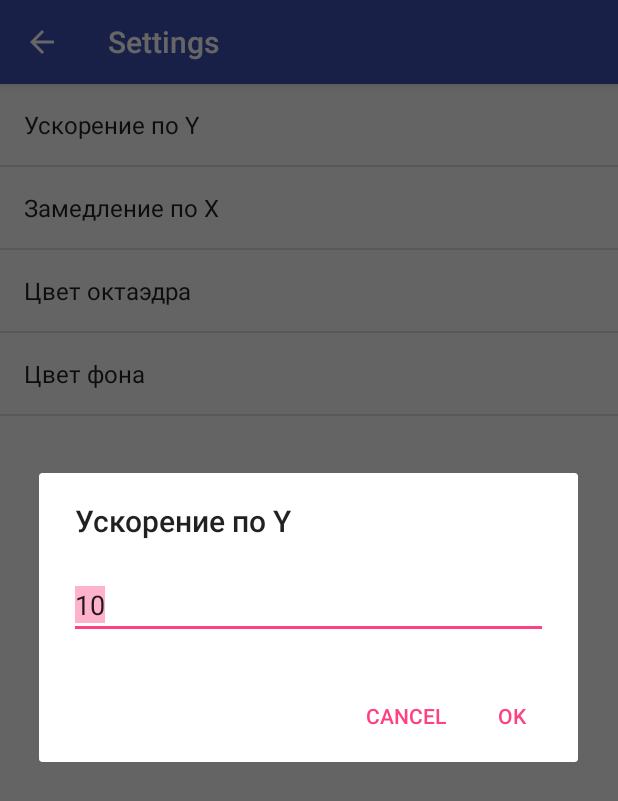
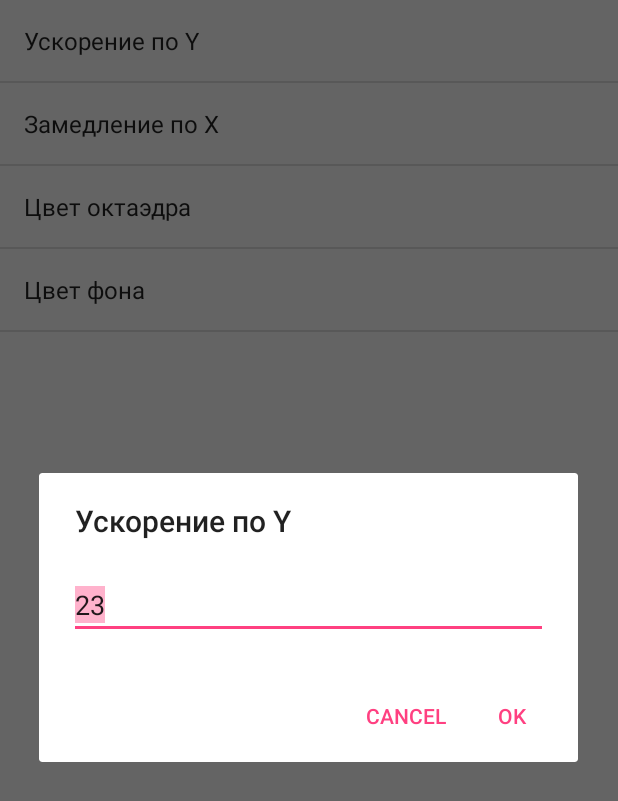
Before and after one commit to sakateka/courseWork, an Android app: the SettingsActivity screen opened directly, with no data from a screen before it, after a tap on "Ускорение по Y", on a phone screen of 412 x 824 dp. Shown: the top 801 px of the screen. Run offline under Robolectric (Android 15) with nearby library versions, the phone set to English and light mode, and no system bars.

Commit message:
complete preferences

```diff
--- a/app/src/main/java/com/example/skacheev/myapplication/SettingsActivity.java
+++ b/app/src/main/java/com/example/skacheev/myapplication/SettingsActivity.java
@@ -1,60 +1,74 @@
 package com.example.skacheev.myapplication;
 
-import android.annotation.TargetApi;
+
 import android.content.Context;
-import android.content.Intent;
-import android.content.res.Configuration;
-import android.media.Ringtone;
-import android.media.RingtoneManager;
-import android.net.Uri;
-import android.os.Build;
+import android.content.SharedPreferences;
 import android.os.Bundle;
 import android.preference.ListPreference;
 import android.preference.Preference;
 import android.preference.PreferenceActivity;
-import android.support.v7.app.ActionBar;
-import android.preference.PreferenceFragment;
-import android.preference.PreferenceManager;
-import android.preference.RingtonePreference;
-import android.text.TextUtils;
-import android.view.MenuItem;
+import android.util.Log;
+import android.widget.Toast;
 
-import java.util.List;
+public class SettingsActivity extends PreferenceActivity
+        implements SharedPreferences.OnSharedPreferenceChangeListener {
 
-public class SettingsActivity extends AppCompatPreferenceActivity {
+    public static final String BOOST_X_KEY = "boost_x_key";
+    public static final String BOOST_Y_KEY = "boost_y_key";
+    public static final String BG_COLOR = "background_color_key";
+    public static final String OH_COLOR = "octahedron_color_key";
+    private static final String TAG = "SettingsActivity";
+    static Context appContext;
 
-    private static Preference.OnPreferenceChangeListener sBindPreferenceSummaryToValueListener = new Preference.OnPreferenceChangeListener() {
-        @Override
-        public boolean onPreferenceChange(Preference preference, Object value) {
-            String stringValue = value.toString();
+    public void onSharedPreferenceChanged(SharedPreferences preferences, String key) {
+        String value = preferences.getString(key, "");
+        Preference pref = findPreference(key);
 
-            if (preference instanceof ListPreference) {
-                ListPreference listPreference = (ListPreference) preference;
-                int index = listPreference.findIndexOfValue(stringValue);
-                preference.setSummary(
-                        index >= 0
-                                ? listPreference.getEntries()[index]
-                                : null);
+        Log.d(TAG, String.format("Got new value %s for preference %s", value, pref));
+        if (key.equals(BG_COLOR) || key.equals(OH_COLOR)) {
+            ListPreference listPreference = (ListPreference) pref;
+            int index = listPreference.findIndexOfValue(value);
+            pref.setSummary(index >= 0 ? listPreference.getEntries()[index]: null);
+        } else {
+            int intValue = -1;
+            try {
+                intValue = Integer.parseInt(value);
 
-            } else {
-                preference.setSummary(stringValue);
+            } catch (NumberFormatException ex) {
+                Log.d(TAG, String.format("Failed to parse %s as integer", value));
             }
-            return true;
+            if (intValue < 1 || intValue > 100) {
+                Log.d(TAG, String.format("Failed to set preference %s to %s", pref, value));
+                Toast.makeText(
+                        appContext,
+                        "Choose something between 1 and 100",
+                        Toast.LENGTH_LONG
+                ).show();
+                return;
+            }
+            pref.setSummary(value);
         }
+        Log.d(TAG, String.format("Set preference %s to %s", pref, value));
     };
 
     @Override
+    protected void onResume() {
+        super.onResume();
+        getPreferenceScreen().getSharedPreferences()
+                .registerOnSharedPreferenceChangeListener(this);
+    }
+
+    @Override
+    protected void onPause() {
+        super.onPause();
+        getPreferenceScreen().getSharedPreferences()
+                .unregisterOnSharedPreferenceChangeListener(this);
+    }
+
+    @Override
     protected void onCreate(Bundle savedInstanceState) {
+        appContext = getApplicationContext();
         super.onCreate(savedInstanceState);
-        setupActionBar();
         addPreferencesFromResource(R.xml.preferences);
     }
-
-    private void setupActionBar() {
-        ActionBar actionBar = getSupportActionBar();
-        if (actionBar != null) {
-            // Show the Up button in the action bar.
-            actionBar.setDisplayHomeAsUpEnabled(true);
-        }
-    }
 }
--- a/app/src/main/res/values/strings.xml
+++ b/app/src/main/res/values/strings.xml
@@ -24,10 +24,10 @@
 
     <!-- Strings related to Settings -->
 
-    <string name="pref_title_velocity_y">Ускорение по Y</string>
-    <string name="pref_default_velocity_y">10</string>
-    <string name="pref_title_velocity_x">Замедление по X</string>
-    <string name="pref_default_velocity_x">3</string>
+    <string name="pref_title_boost_y">Ускорение по Y</string>
+    <string name="pref_default_boost_y">23</string>
+    <string name="pref_title_boost_x">Замедление по X</string>
+    <string name="pref_default_boost_x">28</string>
 
 
     <string name="pref_title_color_background">Цвет фона</string>
@@ -50,7 +50,7 @@
         <item>#ff0000</item>
         <item>#ffa000</item>
         <item>#ffea00</item>
-        <item>#43a047</item>
+        <item>#64dd17</item>
         <item>#00e5ff</item>
         <item>#304ffe</item>
         <item>#aa00ff</item>
@@ -76,7 +76,7 @@
         <item>#ff0000</item>
         <item>#ffa000</item>
         <item>#ffea00</item>
-        <item>#43a047</item>
+        <item>#64dd17</item>
         <item>#00e5ff</item>
         <item>#304ffe</item>
         <item>#aa00ff</item>
--- a/app/src/main/res/xml/preferences.xml
+++ b/app/src/main/res/xml/preferences.xml
@@ -1,27 +1,25 @@
 <PreferenceScreen xmlns:android="http://schemas.android.com/apk/res/android">
 
     <EditTextPreference
-        android:capitalize="words"
-        android:defaultValue="@string/pref_default_velocity_y"
+        android:defaultValue="@string/pref_default_boost_y"
         android:inputType="number"
-        android:key="velocity_y_key"
+        android:key="boost_y_key"
         android:maxLines="1"
         android:selectAllOnFocus="true"
         android:singleLine="true"
-        android:title="@string/pref_title_velocity_y" />
+        android:title="@string/pref_title_boost_y" />
     <EditTextPreference
-        android:capitalize="words"
-        android:defaultValue="@string/pref_default_velocity_x"
+        android:defaultValue="@string/pref_default_boost_x"
         android:inputType="number"
-        android:key="velocity_x_key"
+        android:key="boost_x_key"
         android:maxLines="1"
         android:selectAllOnFocus="true"
         android:singleLine="true"
-        android:title="@string/pref_title_velocity_x" />
+        android:title="@string/pref_title_boost_x" />
 
 
     <ListPreference
-        android:defaultValue="#43a047"
+        android:defaultValue="#64dd17"
         android:entries="@array/pref_color_octahedron_list_titles"
         android:entryValues="@array/pref_color_octahedron_list_values"
         android:key="octahedron_color_key"
```
Also changed, not shown: app/src/main/java/com/example/skacheev/myapplication/GameSettingsActivity.java (+20 -3 lines).
